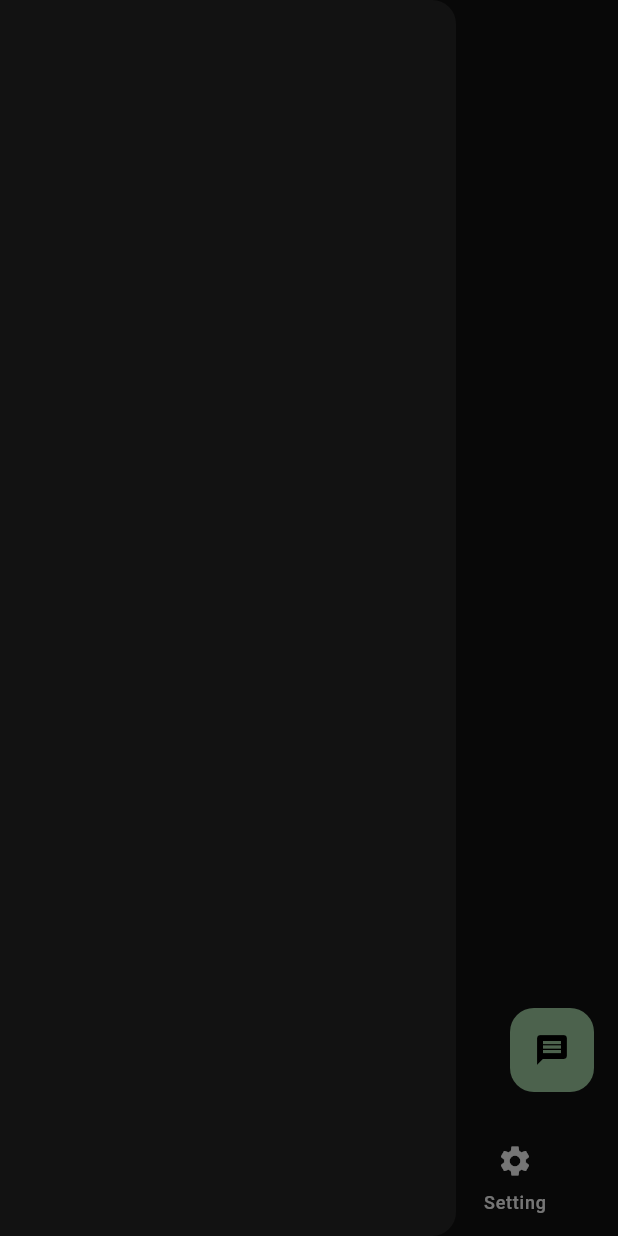
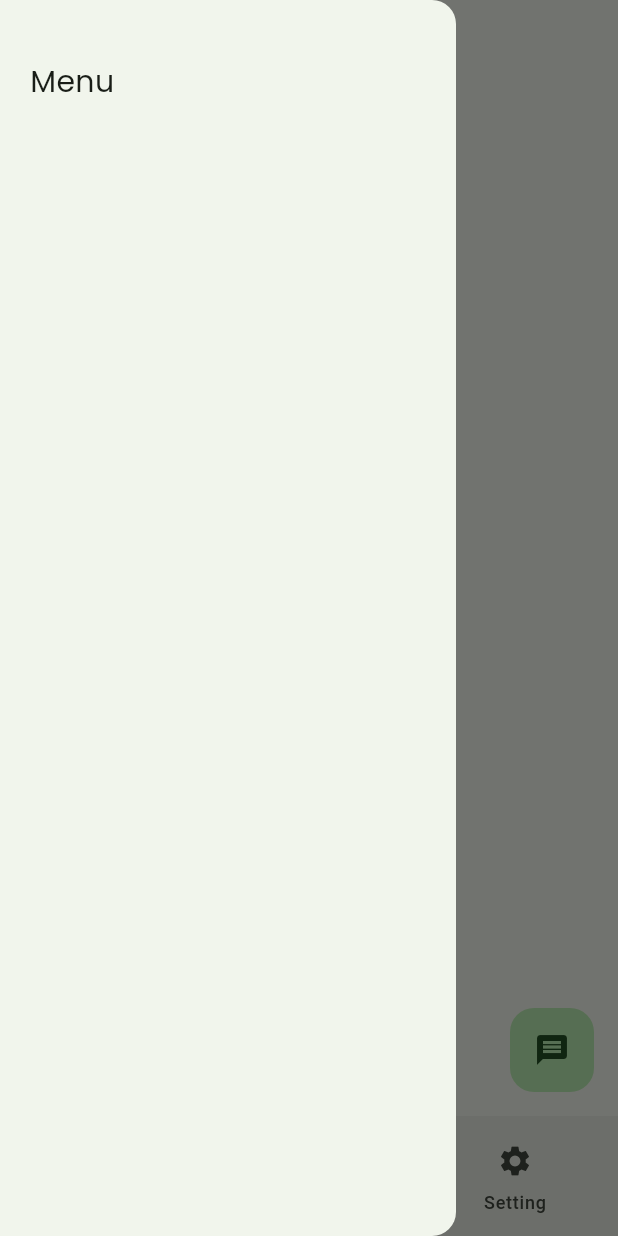
Before and after one commit to erzachn/e-healt, a Flutter app: the screen it shows after launch, with the side drawer open, on a phone screen of 412 x 824 dp. Run offline on Flutter 3.47's test engine with Material 3 defaults, Android fonts, the phone set to English and light mode, and no system bars; our stand-ins replace flutter_animate, flutter_dotenv, google_fonts, google_generative_ai; missing offline and left inert: android_intent_plus; network calls fail.

Commit message:
malas update jir

```diff
--- a/lib/main.dart
+++ b/lib/main.dart
@@ -24,24 +24,20 @@ class MyApp extends StatelessWidget {
     return MaterialApp(
         debugShowCheckedModeBanner: false,
         title: 'eHealth App',
-      home: const MainPage(), // Set MainPage as the home widget
+        home: const MainPage(),
+        darkTheme: ThemeData(
+          progressIndicatorTheme:
+              ProgressIndicatorThemeData(color: Colors.green),
+          colorScheme: ColorScheme.fromSeed(
+            seedColor: Colors.green,
+            brightness: Brightness.dark,
+          ),
+        ),
         theme: ThemeData(
-        colorScheme: ColorScheme.dark(),
-        floatingActionButtonTheme: FloatingActionButtonThemeData(
-          backgroundColor: Colors.green[200]
-        ),
-        navigationBarTheme: NavigationBarThemeData(
-          indicatorColor: Colors.green[200]
-        ),
-        cardTheme: CardTheme(
-          color: Colors.green.withOpacity(0.4)
-        ),
-        elevatedButtonTheme: ElevatedButtonThemeData(
-          style: ElevatedButton.styleFrom(
-            backgroundColor: Colors.green[200],
-            foregroundColor: Colors.black,
-        )
-    )));
+          progressIndicatorTheme:
+              ProgressIndicatorThemeData(color: Colors.green),
+          colorScheme: ColorScheme.fromSeed(seedColor: Colors.green),
+        ));
   }
 }
 
@@ -54,6 +50,8 @@ class MainPage extends StatefulWidget {
 
 class _MainPageState extends State<MainPage> {
   int _selectedIndex = 0;
+  String? _numberbot = dotenv.env['BOTNUMBER'];
+  String? _number = dotenv.env['NUMBER'];
 
   final List<Widget> _pages = [
     const HomePage(),
@@ -82,11 +80,28 @@ class _MainPageState extends State<MainPage> {
           style: GoogleFonts.poppins(fontWeight: FontWeight.w700),
         ),
         centerTitle: true,
-
         bottom: PreferredSize(
             preferredSize: const Size.fromHeight(10), child: Container()),
       ),
-      drawer: Drawer(),
+      drawer: Drawer(
+        child: Container(
+          child: Padding(
+            padding: const EdgeInsets.symmetric(horizontal: 20),
+            child: Column(
+              crossAxisAlignment: CrossAxisAlignment.start,
+              children: [
+                SizedBox(
+                  height: 40,
+                ),
+                Text(
+                  'Menu',
+                  style: GoogleFonts.poppins(fontSize: 20),
+                )
+              ],
+            ),
+          ),
+        ),
+      ),
       body: SafeArea(child: _pages[_selectedIndex]),
       floatingActionButton: FloatingActionButton(
           onPressed: () {
@@ -98,29 +113,33 @@ class _MainPageState extends State<MainPage> {
                     "CHAT KONSUL",
                     textAlign: TextAlign.center,
                     style: GoogleFonts.poppins(
-                      fontWeight: FontWeight.w600, fontSize: 18),
+                      fontWeight: FontWeight.w600,
+                      fontSize: 18,
+                    ),
                   ),
                   content: Row(
                     children: [
                       ElevatedButton(
                           onPressed: () {
-                          const intent = AndroidIntent(
+                            var intent = AndroidIntent(
                               action: 'android.intent.action.VIEW',
                               data:
-                                'https://wa.me/6285187086869?text=.menu', // Added WhatsApp URL
+                                  'https://wa.me/$_numberbot', // Added WhatsApp URL
                               package: 'com.whatsapp', // Package WhatsApp
                               flags: [Flag.FLAG_ACTIVITY_NEW_TASK],
                             );
                             intent.launch();
                           },
                           child: Text('Konsul AI')),
-                        SizedBox(width: 10,),
+                      SizedBox(
+                        width: 10,
+                      ),
                       ElevatedButton(
                           onPressed: () {
-                          const intent = AndroidIntent(
+                            var intent = AndroidIntent(
                               action: 'android.intent.action.VIEW',
                               data:
-                                'https://wa.me/6285187086869?text=.menu', // Added WhatsApp URL
+                                  'https://wa.me/$_number?', // Added WhatsApp URL
                               package: 'com.whatsapp', // Package WhatsApp
                               flags: [Flag.FLAG_ACTIVITY_NEW_TASK],
                             );
@@ -134,8 +153,7 @@ class _MainPageState extends State<MainPage> {
             );
           },
           elevation: 0,
-        child: Icon(Icons.message)
-      ),
+          child: Icon(Icons.message)),
       bottomNavigationBar: NavigationBar(
         selectedIndex: _selectedIndex,
         onDestinationSelected: _onItemTapped,
--- a/lib/pages/detail_screen.dart
+++ b/lib/pages/detail_screen.dart
@@ -83,7 +83,7 @@ class _ArticleDetailPageState extends State<ArticleDetailPage> {
           title: Text(widget.title, style: GoogleFonts.poppins(fontSize: 18, fontWeight: FontWeight.w600),),
         ),
         body: isLoading
-            ? const Center(child: CircularProgressIndicator(color: Colors.green,))
+            ? const Center(child: CircularProgressIndicator())
             : textGemini.isEmpty
                 ? const Center(child: Text(''))
                 : SingleChildScrollView(
--- a/lib/pages/home_screen.dart
+++ b/lib/pages/home_screen.dart
@@ -1,5 +1,6 @@
 import 'package:ehealt/services/data_scraper.dart';
 import 'package:flutter/material.dart';
+import 'package:flutter_animate/flutter_animate.dart';
 import 'package:flutter_dotenv/flutter_dotenv.dart';
 import 'package:google_fonts/google_fonts.dart';
 import 'package:google_generative_ai/google_generative_ai.dart';
@@ -80,7 +81,6 @@ class _HomePageState extends State<HomePage> {
     return isLoading
         ? const Center(
             child: CircularProgressIndicator(
-              color: Colors.green,
             ),
           )
         : errorMessage.isNotEmpty
@@ -105,127 +105,11 @@ class _HomePageState extends State<HomePage> {
                                       fontSize: 18,
                                       fontWeight: FontWeight.w600),
                                 ),
-                                SingleChildScrollView(
-                                  scrollDirection: Axis.horizontal,
-                                  child: Padding(
-                                    padding: const EdgeInsets.all(10),
-                                    child: Row(
-                                      children: [
-                                        Container(
-                                          clipBehavior: Clip.hardEdge,
-                                          decoration: BoxDecoration(
-                                              borderRadius:
-                                                  BorderRadius.circular(10),
-                                              color: Colors.red[900]),
-                                          width: 110,
-                                          height: 110,
-                                          child: Padding(
-                                            padding: const EdgeInsets.symmetric(
-                                                horizontal: 4, vertical: 20),
-                                            child: Column(
-                                              children: [
-                                                Text("Jumlah kasus",
-                                                    style: GoogleFonts.poppins(
-                                                        fontSize: 10)),
-                                                Expanded(
-                                                  child: Center(
-                                                    child: Text(
-                                                      '${data!['Jumlah Kasus'] ?? '0'}',
-                                                      style:
-                                                          GoogleFonts.poppins(
-                                                              fontSize: 40),
-                                                    ),
-                                                  ),
-                                                ),
-                                              ],
-                                            ),
-                                          ),
-                                        ),
-                                        SizedBox(
-                                          width: 20,
-                                        ),
-                                        Container(
-                                          clipBehavior: Clip.hardEdge,
-                                          decoration: BoxDecoration(
-                                              borderRadius:
-                                                  BorderRadius.circular(10),
-                                              color: Colors.blue[900]),
-                                          width: 110,
-                                          height: 110,
-                                          child: Padding(
-                                            padding: const EdgeInsets.symmetric(
-                                                horizontal: 4, vertical: 20),
-                                            child: Column(
-                                              children: [
-                                                Text("korban laki-laki",
-                                                    style: GoogleFonts.poppins(
-                                                        fontSize: 10)),
-                                                Expanded(
-                                                  child: Center(
-                                                    child: Text(
-                                                      '${data!['Korban Laki-laki'] ?? '0'}',
-                                                      style:
-                                                          GoogleFonts.poppins(
-                                                              fontSize: 40),
-                                                    ),
-                                                  ),
-                                                ),
-                                              ],
-                                            ),
-                                          ),
-                                        ),
-                                        SizedBox(
-                                          width: 20,
-                                        ),
-                                        Container(
-                                          clipBehavior: Clip.hardEdge,
-                                          decoration: BoxDecoration(
-                                              borderRadius:
-                                                  BorderRadius.circular(10),
-                                              color: Colors.pink[900]),
-                                          width: 110,
-                                          height: 110,
-                                          child: Padding(
-                                            padding: const EdgeInsets.symmetric(
-                                                horizontal: 4, vertical: 20),
-                                            child: Column(
-                                              children: [
-                                                Text("korban perempuan",
-                                                    style: GoogleFonts.poppins(
-                                                        fontSize: 10)),
-                                                Expanded(
-                                                  child: Center(
-                                                    child: Text(
-                                                      '${data!['Korban Perempuan'] ?? '0'}',
-                                                      style:
-                                                          GoogleFonts.poppins(
-                                                              fontSize: 40,),
-                                                    ),
-                                                  ),
-                                                ),
-                                              ],
-                                            ),
-                                          ),
-                                        ),
-                                        SizedBox(
-                                          width: 20,
-                                        ),
-                                      ],
-                                    ),
-                                  ),
-                                )
+                                slideCard(data: data)
                               ],
                             ),
                           ),
                           const SizedBox(height: 10),
-                          // Align(
-                          //   child: Text(
-                          //     'Lorem ipsum odor amet, consectetuer adipiscing elit. Quis consequat ligula sodales nisl tortor ex natoque. Et commodo nam donec feugiat, nulla sed vitae fusce. Dolor id class semper semper bibendum sem sodales. Pellentesque eu posuere molestie consequat cras lacus. Non pulvinar a hac, imperdiet aliquam placerat aptent nam. Ipsum sapien morbi semper dis luctus ridiculus varius justo adipiscing. Class egestas per justo, himenaeos nisl molestie.Blandit posuere facilisi fusce quam molestie. Nisl elit augue dictum volutpat, eros purus. Quam lectus consectetur augue habitant bibendum, dictum maecenas purus id. Vitae suscipit enim mattis rutrum at vestibulum curabitur. Dui habitasse dis lacus eget porttitor varius. Proin laoreet conubia proin sagittis sagittis bibendum luctus. Rhoncus tristique pretium, fames facilisi dis imperdiet. Aenean non senectus mus inceptos lectus congue vulputate? Nibh massa platea senectus; curae felis magna.',
-                          //     style: GoogleFonts.poppins(),
-                          //     textAlign: TextAlign.justify,
-                          //   ),
-                          //   alignment: Alignment.centerLeft,
-                          // ),
                           Text('Tips menghindari kekerasan',
                               style: GoogleFonts.poppins(
                                   fontSize: 18, fontWeight: FontWeight.w600)),
@@ -253,3 +137,131 @@ class _HomePageState extends State<HomePage> {
                   );
   }
 }
+
+class slideCard extends StatelessWidget {
+  const slideCard({
+    super.key,
+    required this.data,
+  });
+
+  final Map<String, String>? data;
+
+  @override
+  Widget build(BuildContext context) {
+    return SingleChildScrollView(
+      scrollDirection: Axis.horizontal,
+      child: Padding(
+        padding: const EdgeInsets.all(10),
+        child: Row(
+          children: [
+            Container(
+              clipBehavior: Clip.hardEdge,
+              decoration: BoxDecoration(
+                  borderRadius:
+                      BorderRadius.circular(14),
+                  color: Colors.red[900]),
+              width: 110,
+              height: 110,
+              child: Padding(
+                padding: const EdgeInsets.symmetric(
+                    horizontal: 4, vertical: 20),
+                child: Column(
+                  children: [
+                    Text("Jumlah kasus",
+                        style: GoogleFonts.poppins(
+                            fontSize: 10)),
+                    Expanded(
+                      child: Center(
+                        child: FittedBox(
+                          child: Text(
+                            '${data!['Jumlah Kasus'] ?? '0'}',
+                            style:
+                                GoogleFonts.poppins(
+                                    fontSize: 30),
+                          ),
+                        ),
+                      ),
+                    ),
+                  ],
+                ),
+              ),
+            ).animate().shimmer(),
+            SizedBox(
+              width: 20,
+            ),
+            Container(
+              clipBehavior: Clip.hardEdge,
+              decoration: BoxDecoration(
+                  borderRadius:
+                      BorderRadius.circular(14),
+                  color: Colors.blue[900]),
+              width: 110,
+              height: 110,
+              child: Padding(
+                padding: const EdgeInsets.symmetric(
+                    horizontal: 4, vertical: 20),
+                child: Column(
+                  children: [
+                    Text("korban laki-laki",
+                        style: GoogleFonts.poppins(
+                            fontSize: 10)),
+                    Expanded(
+                      child: Center(
+                        child: FittedBox(
+                          child: Text(
+                            '${data!['Korban Laki-laki'] ?? '0'}',
+                            style:
+                                GoogleFonts.poppins(
+                                    fontSize: 30),
+                          ),
+                        ),
+                      ),
+                    ),
+                  ],
+                ),
+              ),
+            ).animate().shimmer( delay: 200.ms),
+            SizedBox(
+              width: 20,
+            ),
+            Container(
+              clipBehavior: Clip.hardEdge,
+              decoration: BoxDecoration(
+                  borderRadius:
+                      BorderRadius.circular(14),
+                  color: Colors.pink[900]),
+              width: 110,
+              height: 110,
+              child: Padding(
+                padding: const EdgeInsets.symmetric(
+                    horizontal: 4, vertical: 20),
+                child: Column(
+                  children: [
+                    Text("korban perempuan",
+                        style: GoogleFonts.poppins(
+                            fontSize: 10)),
+                    Expanded(
+                      child: Center(
+                        child: FittedBox(
+                          child: Text(
+                            '${data!['Korban Perempuan'] ?? '0'}',
+                            style:
+                                GoogleFonts.poppins(
+                                    fontSize: 30,),
+                          ),
+                        ),
+                      ),
+                    ),
+                  ],
+                ),
+              ),
+            ).animate().shimmer( delay: 400.ms, ),
+            SizedBox(
+              width: 20,
+            ),
+          ],
+        ),
+      ),
+    );
+  }
+}
--- a/lib/pages/info_screen.dart
+++ b/lib/pages/info_screen.dart
@@ -23,7 +23,7 @@ class _InfoPageState extends State<InfoPage> {
 
   Future<void> loadArticles() async {
     const url =
-        'https://www.detik.com/tag/kekerasan-remaja/'; // Ganti dengan URL yang akan di-scrape
+        'https://www.detik.com/tag/remaja/'; // Ganti dengan URL yang akan di-scrape
     final fetchedArticles = await fetchArticles(url);
 
     setState(() {
@@ -35,7 +35,7 @@ class _InfoPageState extends State<InfoPage> {
   @override
   Widget build(BuildContext context) {
     return isLoading
-        ? const Center(child: CircularProgressIndicator(color: Colors.green,))
+        ? const Center(child: CircularProgressIndicator())
         : articles.isEmpty
             ? const Center(child: Text('No articles found'))
             : ListView.builder(
@@ -43,6 +43,7 @@ class _InfoPageState extends State<InfoPage> {
                 itemBuilder: (context, index) {
                   final article = articles[index];
                   return Card(
+                    // color: Theme.of(context).colorScheme.onPrimary,
                     margin: const EdgeInsets.symmetric(horizontal: 12, vertical: 5),
                     child: ListTile(
                       onTap: () {
--- a/pubspec.yaml
+++ b/pubspec.yaml
@@ -42,10 +42,11 @@ dependencies:
   google_generative_ai: ^0.4.6
   flutter_dotenv: ^5.2.1
   icons_launcher: ^3.0.0
+  flutter_animate: ^4.5.2
   # flutter_launcher_icons: ^0.14.2
 
 icons_launcher:
-  image_path: "assets/ic_logo_radius.jpg"
+  image_path: "assets/ic_logo_radius.png"
   platforms:
     android:
       enable: true
```
Also changed, not shown: assets/ic_logo_radius.jpg (deleted), assets/ic_logo_radius.png (added), assets/icon/icon.png (deleted), pubspec.lock, 23 other files. Lines whose indentation alone changed are shown as unchanged.
